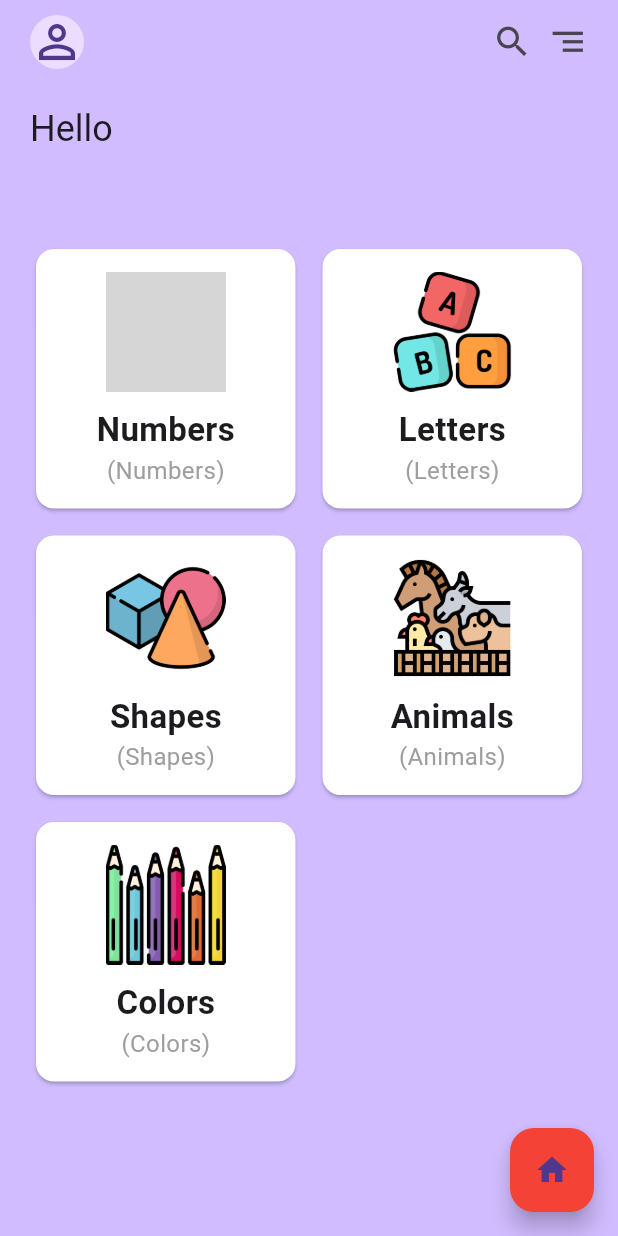
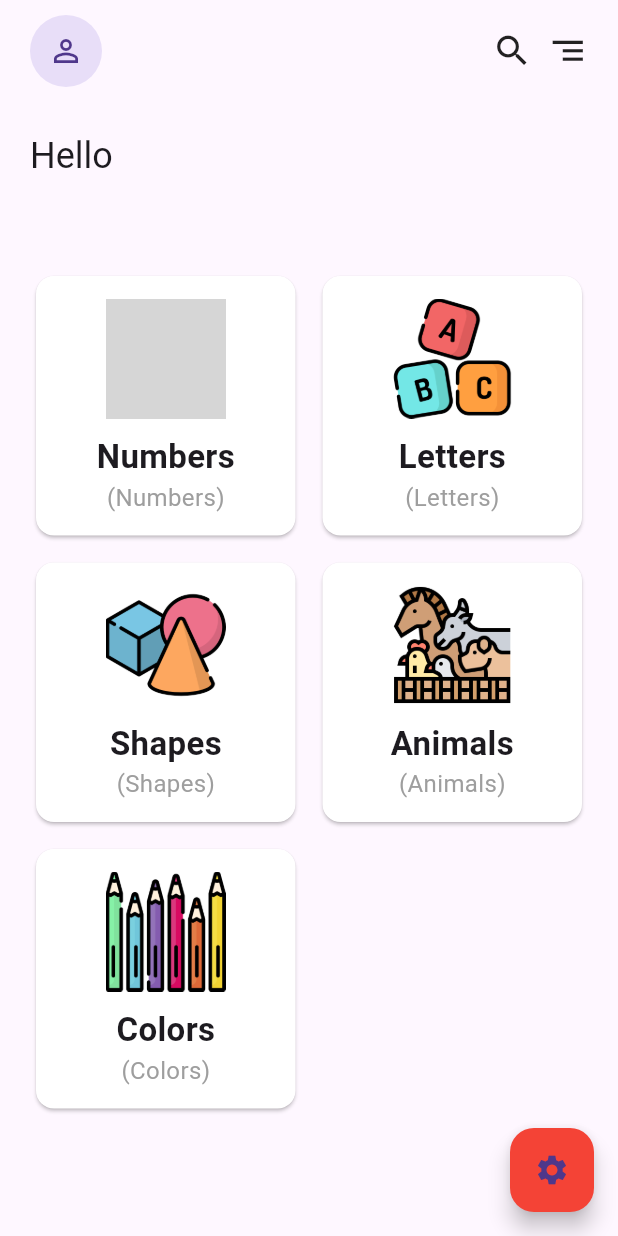
Before and after one commit to laxusgooee/omode, a Flutter app: the screen it shows once a user with an empty profile is signed in, on a phone screen of 412 x 824 dp. Run offline on Flutter 3.47's test engine with Material 3 defaults, Android fonts, the phone set to English and light mode, and no system bars; drawn by our look-alikes of flutter_platform_widgets; our stand-ins replace firebase_auth, firebase_core, get_it, go_router; missing offline and left inert: firebase_ui_auth, firebase_ui_oauth_google; accounts and stored records are empty; grey boxes are pictures that could not be loaded.

Commit message:
refactor: remove appbar

```diff
--- a/lib/components/avatar.dart
+++ b/lib/components/avatar.dart
@@ -1,6 +1,6 @@
 import 'package:flutter/material.dart';
 
-const _avatarSize = 36.0;
+const _avatarSize = 24.0;
 
 class Avatar extends StatelessWidget {
   Avatar({super.key, this.photo});
@@ -12,6 +12,7 @@ class Avatar extends StatelessWidget {
     final photo = this.photo;
     return CircleAvatar(
       radius: _avatarSize,
+      backgroundColor: Theme.of(context).colorScheme.secondaryContainer,
       backgroundImage: photo != null ? NetworkImage(photo) : null,
       child: photo == null
           ? const Icon(Icons.person_outline, size: _avatarSize)
--- a/lib/pages/home_page.dart
+++ b/lib/pages/home_page.dart
@@ -13,55 +13,43 @@ class HomePage extends StatefulWidget {
 }
 
 class _HomePageState extends State<HomePage> {
-  int _tabIndex = 0;
-
-  void _onTabChanged() {
+  void onClicked() {
     print(FirebaseAuth.instance.currentUser);
-    setState(() {
-      _tabIndex++;
-    });
   }
 
   @override
   Widget build(BuildContext context) {
     return Scaffold(
-      appBar: PreferredSize(
-        preferredSize: const Size.fromHeight(60),
-        child: AppBar(
-            backgroundColor: Theme.of(context).colorScheme.inversePrimary,
-            leading: Padding(
-              padding: const EdgeInsets.only(left: 20),
-              child: Avatar(photo: FirebaseAuth.instance.currentUser?.photoURL)
-            ),
-            actions: const [
-              Padding(
-                padding: EdgeInsets.only(right: 5),
-                child: Icon(
-                  Icons.search,
-                  size: 27,
-                ),
-              ),
-              Padding(
-                padding: EdgeInsets.only(left: 5, right: 20),
-                child: Icon(
-                  Icons.segment,
-                  size: 27,
-                ),
-              ),
-            ],
-          ),
-      ),
-
       body: Container(
         padding: const EdgeInsets.symmetric(vertical: 10, horizontal: 20),
-        color: Theme.of(context).colorScheme.inversePrimary,
-        child: Column(
+        // color: Theme.of(context).colorScheme.inversePrimary,
+        child: SafeArea(child: Column(
           mainAxisAlignment: MainAxisAlignment.start,
           crossAxisAlignment: CrossAxisAlignment.stretch,
           children: <Widget>[
             Padding(
-              padding: const EdgeInsets.only(bottom: 20),
-              child: Column(
+              padding: EdgeInsets.only(bottom: 30),
+              child: Row(
+                mainAxisAlignment: MainAxisAlignment.spaceBetween,
+                children: [
+                  Avatar(photo: FirebaseAuth.instance.currentUser?.photoURL),
+                  const Row(
+                    children: [
+                      Icon(
+                        Icons.search,
+                        size: 27,
+                      ),
+                      SizedBox(width: 10),
+                      Icon(
+                        Icons.segment,
+                        size: 27,
+                      ),
+                    ],
+                  )
+                ],
+              ),
+            ),
+            Column(
               crossAxisAlignment: CrossAxisAlignment.start,
               children: [
                 Text(
@@ -77,10 +65,9 @@ class _HomePageState extends State<HomePage> {
                 )
               ],
             ),
-            ),
-            Expanded(
+            const SizedBox(height: 20),
+            Flexible(
               child: GridView.count(
-                shrinkWrap: true,
                 crossAxisCount: 2,
                 crossAxisSpacing: 10,
                 mainAxisSpacing: 10,
@@ -95,11 +82,11 @@ class _HomePageState extends State<HomePage> {
             )
           ],
         ),
-      ),
+      )),
       floatingActionButton: FloatingActionButton(
           backgroundColor: Colors.red,
-          onPressed: () => _onTabChanged(),
-          child: const Icon(Icons.home),
+          onPressed: () => onClicked(),
+          child: const Icon(Icons.settings),
         ),
     );
   }
```
Lines whose indentation alone changed are shown as unchanged.
